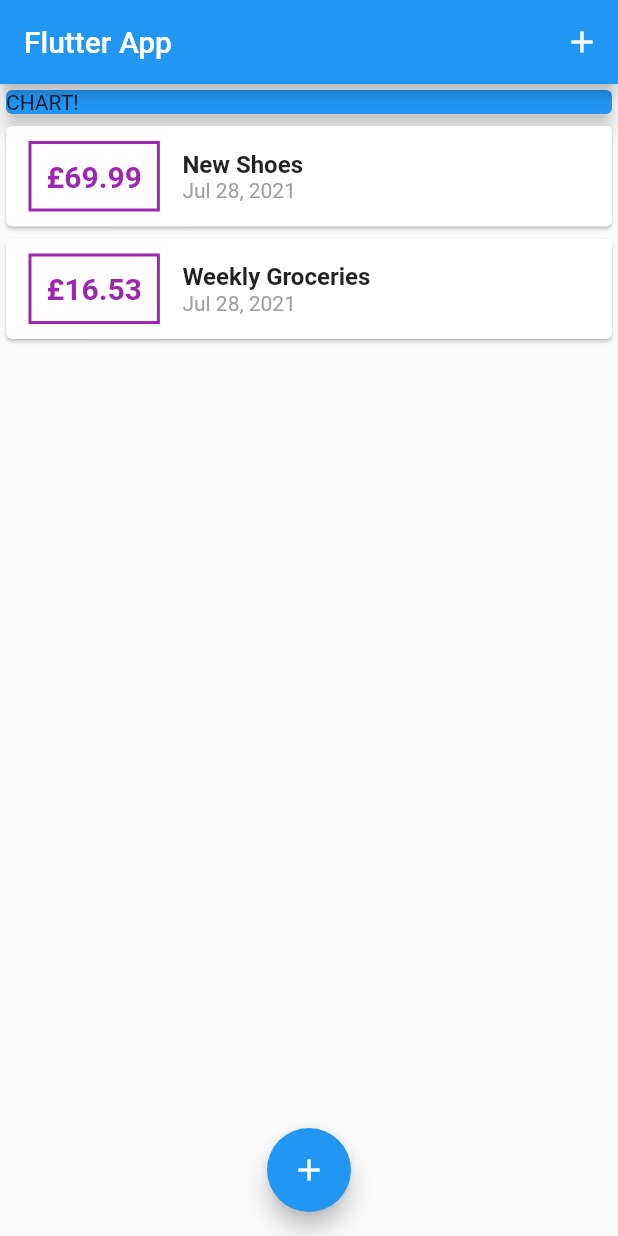
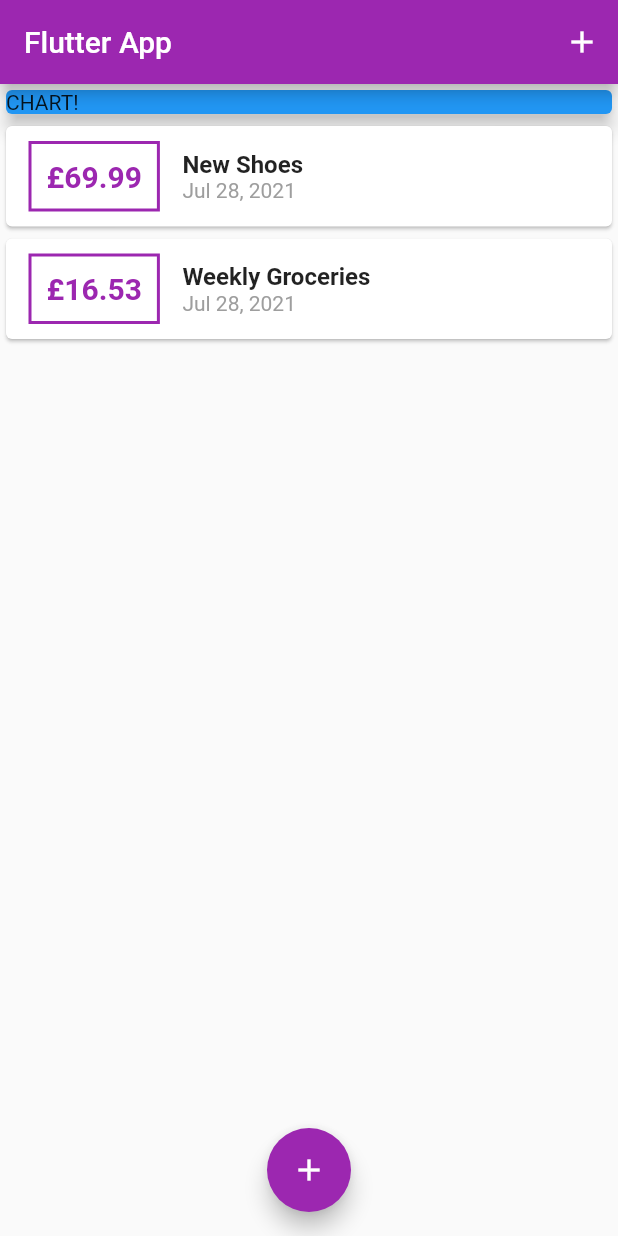
Before and after one commit to jonty-ward/personal-expenses-tracker, a Flutter app: the screen it shows after launch, on a phone screen of 412 x 824 dp. Run offline on Flutter 3.47's test engine with Material 2 defaults, Android fonts, the phone set to English and light mode, and no system bars.

Commit message:
adding the color theme to the app, but could do with adding more styling!

```diff
--- a/lib/main.dart
+++ b/lib/main.dart
@@ -11,6 +11,7 @@ class MyApp extends StatelessWidget {
   Widget build(BuildContext context) {
     return MaterialApp(
       title: 'Flutter App',
+      theme: ThemeData(primarySwatch: Colors.purple),
       home: MyHomePage(),
     );
   }
--- a/lib/widgets/new_transaction.dart
+++ b/lib/widgets/new_transaction.dart
@@ -26,6 +26,7 @@ class _NewTransactionState extends State<NewTransaction> {
       enteredTitle,
       enteredAmount,
     );
+    Navigator.of(context).pop();
   }
 
   @override
--- a/lib/widgets/transaction_list.dart
+++ b/lib/widgets/transaction_list.dart
@@ -11,7 +11,7 @@ class TransactionList extends StatelessWidget {
   @override
   Widget build(BuildContext context) {
     return Container(
-      height: 300,
+      height: 700,
       child: ListView.builder(
         itemBuilder: (ctx, index) {
           return Card(
@@ -34,7 +34,7 @@ class TransactionList extends StatelessWidget {
                     style: TextStyle(
                       fontWeight: FontWeight.bold,
                       fontSize: 20,
-                      color: Colors.purple,
+                      color: Theme.of(context).primaryColor,
                     ),
                   ),
                 ),
```
